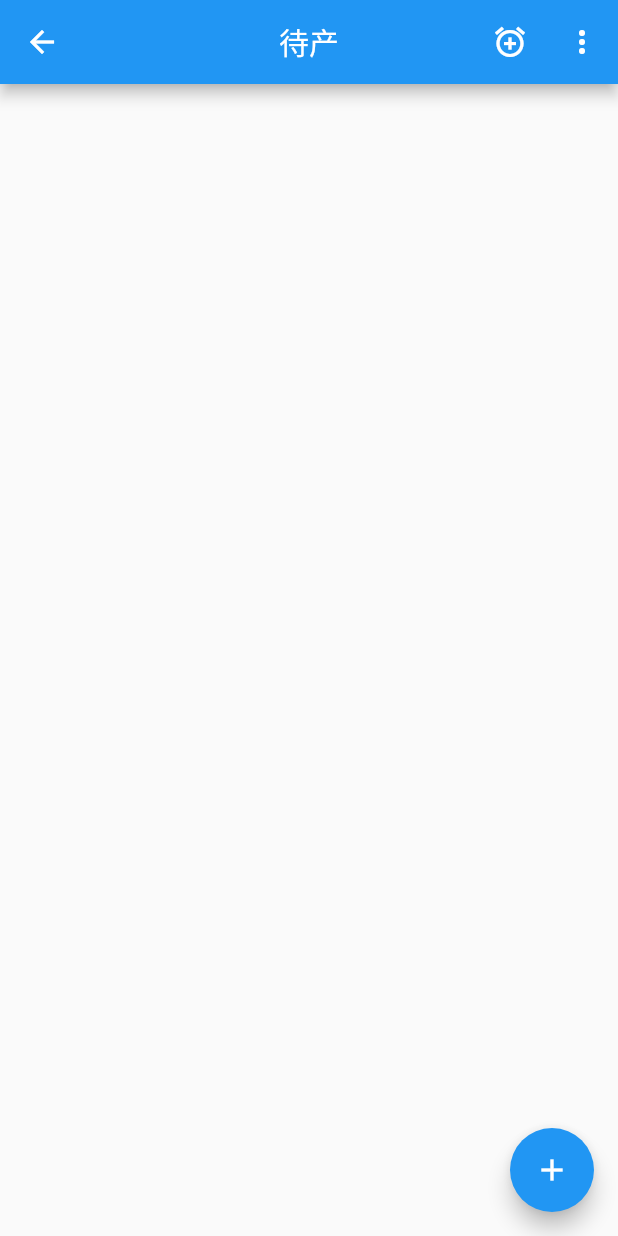
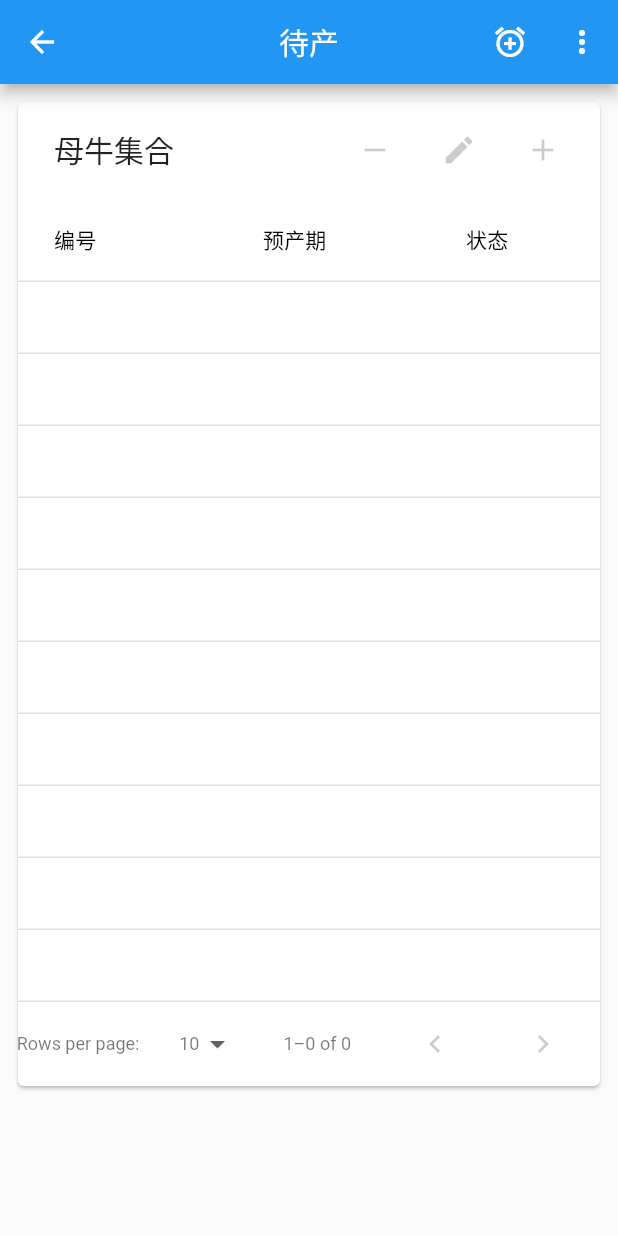
Before and after one commit to fivem/flutter_shiniu, a Flutter app: the WaitingParturition screen opened directly, on a phone screen of 412 x 824 dp. Run offline on Flutter 3.47's test engine with Material 2 defaults, Android fonts, the phone set to English and light mode, and no system bars; our stand-ins replace date_format, dio, sqflite; missing offline and left inert: mock_web_server; accounts and stored records are empty.

Commit message:
add PaginatedDataTable

```diff
--- a/lib/common/entity/commonEntity.dart
+++ b/lib/common/entity/commonEntity.dart
@@ -6,6 +6,7 @@ class CommonEntity{
    String createDate;
    String createUser;
    int deleteFlag;
+   bool selected = false;
    CommonEntity({this.pkid,this.createDate,this.createUser,this.deleteFlag}){
       if(this.pkid == null){
         this.pkid = Uuid().v1();
--- /dev/null
+++ b/lib/main/producePage/datasource/cowDataSource.dart
@@ -0,0 +1,70 @@
+import 'package:flutter/material.dart';
+import 'package:flutter_shiniu/main/producePage/dao/waitingParturitionDao.dart';
+import 'package:flutter_shiniu/main/producePage/entity/cowEntity.dart';
+import 'package:flutter_shiniu/main/producePage/productDetailPage/cowFormPage.dart';
+
+class CowDataSource extends DataTableSource{
+  CowEntity cowEntity;
+  List<CowEntity>  _listData = <CowEntity>[];
+  BuildContext context;
+  CowDataSource({this.cowEntity}){
+    WaitingParturitionDao().query(cowEntity).then((result){
+      _listData = result;
+      notifyListeners();
+    });
+  }
+  @override
+  DataRow getRow(int index) {
+    CowEntity cow = _listData[index];
+
+    return DataRow.byIndex(
+      cells: <DataCell>[
+        DataCell(GestureDetector(child: Text('${cow.cowCode}',style: TextStyle(color: Colors.blue),),
+          onTap: (){
+            Navigator.of(context).push(MaterialPageRoute(builder: (_){
+              return CowFormPage(enable: false,cow:cow);
+            }));
+          }
+        )),
+        DataCell(Text('${cow.EDC}')),
+        DataCell(Text('${cow.state=="0"?"正常":"异常"}')),
+      ],
+      selected: cow.selected,
+      index: index,
+      onSelectChanged: (isSelected) {
+        cow.selected = !cow.selected;
+        notifyListeners();
+      }
+    );
+  }
+
+  @override
+  // 是否行数不确定
+  bool get isRowCountApproximate => false;
+
+  @override
+  // 行数
+  int get rowCount => _listData.length;
+
+  @override
+  // 选中行数
+  int get selectedRowCount => 0;
+
+  void sortData<T>(Comparable<T> getField(CowEntity cow),bool ascending){
+    _listData.sort((CowEntity a,CowEntity b) {
+      if (!ascending) {
+        final CowEntity c = a;
+        a = b;
+        b = c;
+      }
+      final Comparable<T> aValue = getField(a);
+      final Comparable<T> bValue = getField(b);
+      return Comparable.compare(aValue, bValue);
+    });
+    notifyListeners();
+  }
+  buildContext(context){
+    this.context = context;
+  }
+
+}
--- a/lib/main/producePage/productDetailPage/waitingParturition.dart
+++ b/lib/main/producePage/productDetailPage/waitingParturition.dart
@@ -1,7 +1,6 @@
 
 import 'package:flutter/material.dart';
-import 'package:flutter_shiniu/common/sqflite/sqfliteHandler.dart';
-import 'package:flutter_shiniu/main/producePage/dao/waitingParturitionDao.dart';
+import 'package:flutter_shiniu/main/producePage/datasource/cowDataSource.dart';
 import 'package:flutter_shiniu/main/producePage/entity/cowEntity.dart';
 import 'package:flutter_shiniu/main/producePage/productDetailPage/cowFormPage.dart';
 
@@ -13,34 +12,59 @@ class WaitingParturition extends StatefulWidget {
 }
 
 class _WaitingParturitionState extends State<WaitingParturition> {
-  List listData = [];
+  List listData = <CowEntity>[];
+  int _rowsPerPage = PaginatedDataTable.defaultRowsPerPage;
+  int _sortColumnIndex;
+  bool _sortAscending = false;
+  CowDataSource _dataTableSource = CowDataSource();
   @override
   Widget build(BuildContext context) {
+    _dataTableSource.buildContext(context);
     _addInfo(){
       Navigator.of(context).push(MaterialPageRoute(builder: (_){
         return CowFormPage(enable: false,cow:CowEntity(cowCode:'zt-1001',state: '正常',period: '待产期',birthCount: 3,birthDay: '2017-10-10',fertilizationDate: '2019-01-05',EDC: '2019-12-05',immuno: 1));
       }));
     }
+    void _sort<T>(Comparable<T> getField(CowEntity d), int columnIndex, bool ascending) {
+      _dataTableSource.sortData<T>(getField, ascending);
+      setState(() {
+        _sortColumnIndex = columnIndex;
+        _sortAscending = ascending;
+      });
+    }
     return Scaffold(
       appBar: CommonAppBar(title:'待产'),
-      body: Container(
-
-        child:ListView.builder(itemBuilder: (BuildContext context,int index){
-          return Card(
-            child:Row(
-              children: <Widget>[
-                Text('编号')
+      body: ListView(
+        padding: const EdgeInsets.all(8.0),
+        children: <Widget>[
+          PaginatedDataTable(
+            header: Text('母牛集合'),
+              actions: <Widget>[/*跟header 在一条线的antion*/
+                IconButton(icon: Icon(Icons.remove), onPressed: null),
+                IconButton(icon: Icon(Icons.edit), onPressed: null),
+                IconButton(icon: Icon(Icons.add), onPressed: null),
               ],
-            )
-          );
-        },itemCount: listData.length),
-
+              columns:<DataColumn>[
+                DataColumn(label: Text('编号'),onSort:
+                    (int columnIndex,bool ascending)=>_sort((CowEntity cow)=>cow.cowCode,columnIndex,ascending)),
+                DataColumn(label: Text('预产期')),
+                DataColumn(label: Text('状态')),
+              ],
+              source : _dataTableSource,
+              onPageChanged : null,
+              sortColumnIndex: _sortColumnIndex,
+              sortAscending: _sortAscending,
+              //onSelectAll: table.selectAll,
+              rowsPerPage : _rowsPerPage,
+              onRowsPerPageChanged : (int value) { setState(() { _rowsPerPage = value; }); },
+          )
+        ],
       ),
-      floatingActionButton: new FloatingActionButton(
+      /*floatingActionButton: new FloatingActionButton(
         onPressed: _addInfo,
         tooltip: 'Increment',
         child: new Icon(Icons.add),
-      ),
+      ),*/
     );
   }
 
@@ -50,15 +74,19 @@ class _WaitingParturitionState extends State<WaitingParturition> {
     _getListData();
   }
   _getListData()async{
-    CowEntity cowEntity = new CowEntity(cowCode:'zt-001',state:'0',period:'1',birthDay:'2019-11-01',birthCount:3,
+   /* CowEntity cowEntity = new CowEntity(cowCode:'zt-001',state:'0',period:'1',birthDay:'2019-11-01',birthCount:3,
         fertilizationDate:'2019-11-02',childbirthDate:'2019-11-03',EDC:'2019-11-04',immuno:0,remark:'good girl');
-    WaitingParturitionDao().insert(cowEntity).then((id){
+    WaitingParturitionDao().query(cowEntity).then((result){
+      listData = result;
+      print(listData);
+    });*/
+/*    WaitingParturitionDao().insert(cowEntity).then((id){
 
        WaitingParturitionDao().query(cowEntity).then((result){
         print(result);
 
       });
-    });
+    });*/
 
 
   }
```
